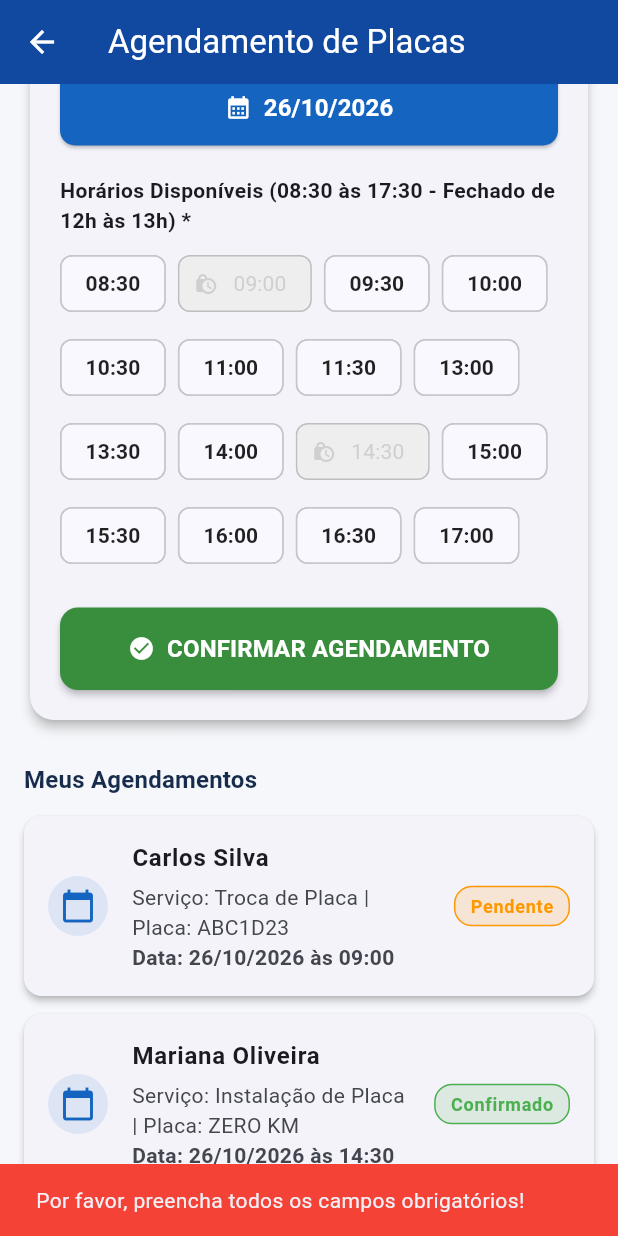
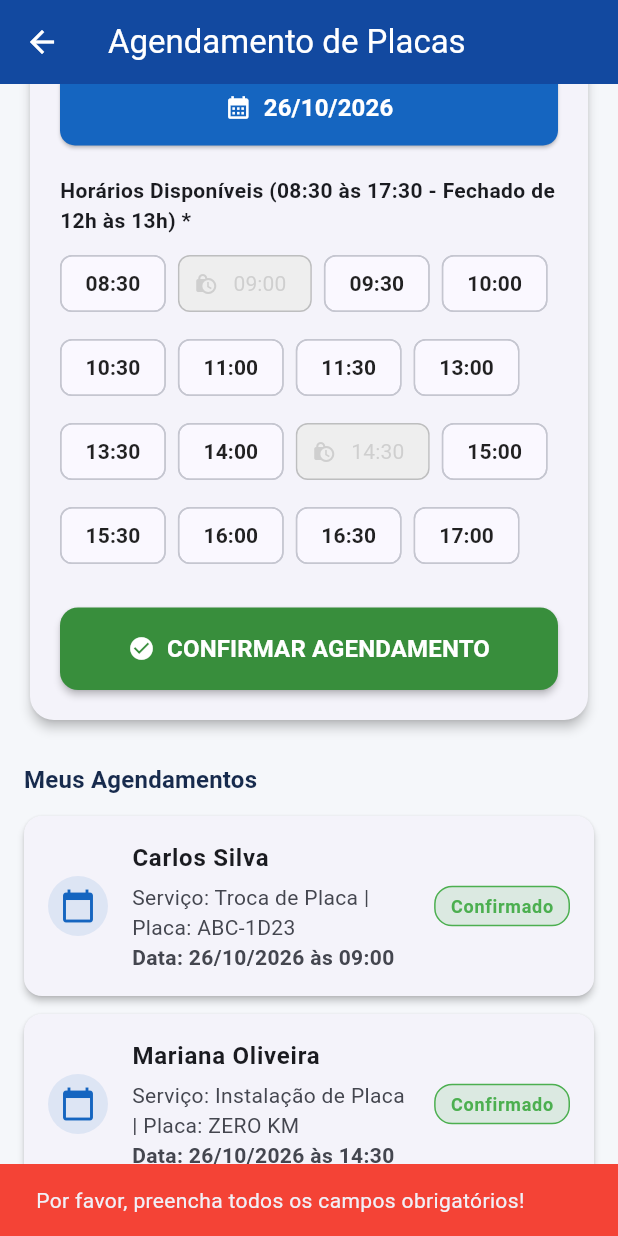
Before and after one commit to tecnologiadigitalitajuba/agendamento_itaplacas, a Flutter app: the TelaAgendamento screen opened directly, scrolled down 466 dp, after a tap on "CONFIRMAR AGENDAMENTO", on a phone screen of 412 x 824 dp. Run offline on Flutter 3.47's test engine with Material 3 defaults, Android fonts, the phone set to English and light mode, and no system bars.

Commit message:
Adiciona formatacao e validacao de telefone/placa e define status Confirmado por padrao

```diff
--- a/lib/model/Agendament.dart
+++ b/lib/model/Agendament.dart
@@ -5,7 +5,7 @@ class Agendament {
   late String telefone;
   late DateTime data;
   String horario = '08:30'; // ex: '08:30', '09:00', '14:30'
-  String status = 'Pendente'; // 'Pendente', 'Confirmado', 'Concluído', 'Cancelado'
+  String status = 'Confirmado'; // Padrão: 'Confirmado'
   String servico = 'Troca de Placa'; // 'Troca de Placa', 'Instalação de Placa'
   String observacao = '';
 
--- a/lib/services/agendamento_store.dart
+++ b/lib/services/agendamento_store.dart
@@ -106,20 +106,20 @@ class AgendamentoStore extends ValueNotifier<List<Agendament>> {
     }
 
     final exemplo1 = Agendament()
-      ..id = 'ABC1D23-35999998888'
+      ..id = 'ABC-1D23-(35) 99999-8888'
       ..nome = 'Carlos Silva'
-      ..placa = 'ABC1D23'
-      ..telefone = '35999998888'
+      ..placa = 'ABC-1D23'
+      ..telefone = '(35) 99999-8888'
       ..data = dataUtil
       ..horario = '09:00'
       ..servico = 'Troca de Placa'
-      ..status = 'Pendente';
+      ..status = 'Confirmado';
 
     final exemplo2 = Agendament()
-      ..id = 'ZERO KM-35988887777'
+      ..id = 'ZERO KM-(35) 98888-7777'
       ..nome = 'Mariana Oliveira'
       ..placa = 'ZERO KM'
-      ..telefone = '35988887777'
+      ..telefone = '(35) 98888-7777'
       ..data = dataUtil
       ..horario = '14:30'
       ..servico = 'Instalação de Placa'
--- a/lib/tela_agendamento.dart
+++ b/lib/tela_agendamento.dart
@@ -1,6 +1,7 @@
 import 'package:flutter/material.dart';
 import 'model/Agendament.dart';
 import 'services/agendamento_store.dart';
+import 'utils/formatters.dart';
 
 class TelaAgendamento extends StatefulWidget {
   const TelaAgendamento({super.key});
@@ -23,7 +24,6 @@ class _TelaAgendamentoState extends State<TelaAgendamento> {
   @override
   void initState() {
     super.initState();
-    // Garante que a data inicial seja um dia útil (segunda a sexta)
     while (!store.isDiaUtil(dataSelecionada)) {
       dataSelecionada = dataSelecionada.add(const Duration(days: 1));
     }
@@ -110,25 +110,29 @@ class _TelaAgendamentoState extends State<TelaAgendamento> {
                     ),
                     const SizedBox(height: 12),
 
-                    // Telefone
+                    // Telefone com Máscara
                     TextField(
                       keyboardType: TextInputType.phone,
                       controller: telefoneController,
+                      inputFormatters: [TelefoneInputFormatter()],
                       decoration: const InputDecoration(
                         labelText: 'Telefone / WhatsApp *',
+                        hintText: '(35) 99812-0722',
                         prefixIcon: Icon(Icons.phone),
                         border: OutlineInputBorder(),
                       ),
                     ),
                     const SizedBox(height: 12),
 
-                    // Placa do Veículo
+                    // Placa do Veículo com Máscara e Formatação
                     TextField(
                       enabled: !veiculoZeroKm,
                       controller: placaController,
+                      inputFormatters: [PlacaInputFormatter()],
                       textCapitalization: TextCapitalization.characters,
                       decoration: InputDecoration(
                         labelText: veiculoZeroKm ? 'Veículo ZERO KM - sem placa' : 'Placa do Veículo *',
+                        hintText: 'ABC-1D23 ou ABC-1234',
                         prefixIcon: const Icon(Icons.directions_car),
                         border: const OutlineInputBorder(),
                       ),
@@ -141,6 +145,9 @@ class _TelaAgendamentoState extends State<TelaAgendamento> {
                       onChanged: (bool? value) {
                         setState(() {
                           veiculoZeroKm = value ?? false;
+                          if (veiculoZeroKm) {
+                            placaController.clear();
+                          }
                         });
                       },
                       controlAffinity: ListTileControlAffinity.leading,
@@ -170,7 +177,6 @@ class _TelaAgendamentoState extends State<TelaAgendamento> {
                             DateTime.now().add(const Duration(days: 90)),
                           ),
                           selectableDayPredicate: (DateTime day) {
-                            // Apenas de Segunda a Sexta e se não estiver bloqueado totalmente
                             return store.isDiaUtil(day) && !store.isDiaBloqueado(day);
                           },
                           builder: (BuildContext context, Widget? child) {
@@ -194,7 +200,7 @@ class _TelaAgendamentoState extends State<TelaAgendamento> {
                         if (selectedDate != null) {
                           setState(() {
                             dataSelecionada = selectedDate;
-                            horarioSelecionado = null; // reseta horário ao trocar data
+                            horarioSelecionado = null;
                           });
                         }
                       },
@@ -404,6 +410,26 @@ class _TelaAgendamentoState extends State<TelaAgendamento> {
       return;
     }
 
+    if (!isTelefoneValido(telefone)) {
+      ScaffoldMessenger.of(context).showSnackBar(
+        const SnackBar(
+          backgroundColor: Colors.red,
+          content: Text('Telefone inválido! Digite o DDD + número (10 ou 11 dígitos).'),
+        ),
+      );
+      return;
+    }
+
+    if (!veiculoZeroKm && !isPlacaValida(placa)) {
+      ScaffoldMessenger.of(context).showSnackBar(
+        const SnackBar(
+          backgroundColor: Colors.red,
+          content: Text('Placa inválida! A placa deve conter exatamente 7 caracteres.'),
+        ),
+      );
+      return;
+    }
+
     if (horarioSelecionado == null) {
       ScaffoldMessenger.of(context).showSnackBar(
         const SnackBar(
@@ -422,7 +448,7 @@ class _TelaAgendamentoState extends State<TelaAgendamento> {
       ..servico = servicoSelecionado
       ..data = dataSelecionada
       ..horario = horarioSelecionado!
-      ..status = 'Pendente';
+      ..status = 'Confirmado'; // Status sempre 'Confirmado' ao agendar
 
     store.salvarOuAtualizar(agendamento);
 
@@ -436,7 +462,7 @@ class _TelaAgendamentoState extends State<TelaAgendamento> {
     ScaffoldMessenger.of(context).showSnackBar(
       const SnackBar(
         backgroundColor: Colors.green,
-        content: Text('Agendamento realizado/atualizado com sucesso!'),
+        content: Text('Agendamento confirmado com sucesso!'),
       ),
     );
   }
```
Also changed, not shown: lib/tela_admin.dart (+31 -11 lines), lib/utils/formatters.dart (added, +65 -0 lines).
